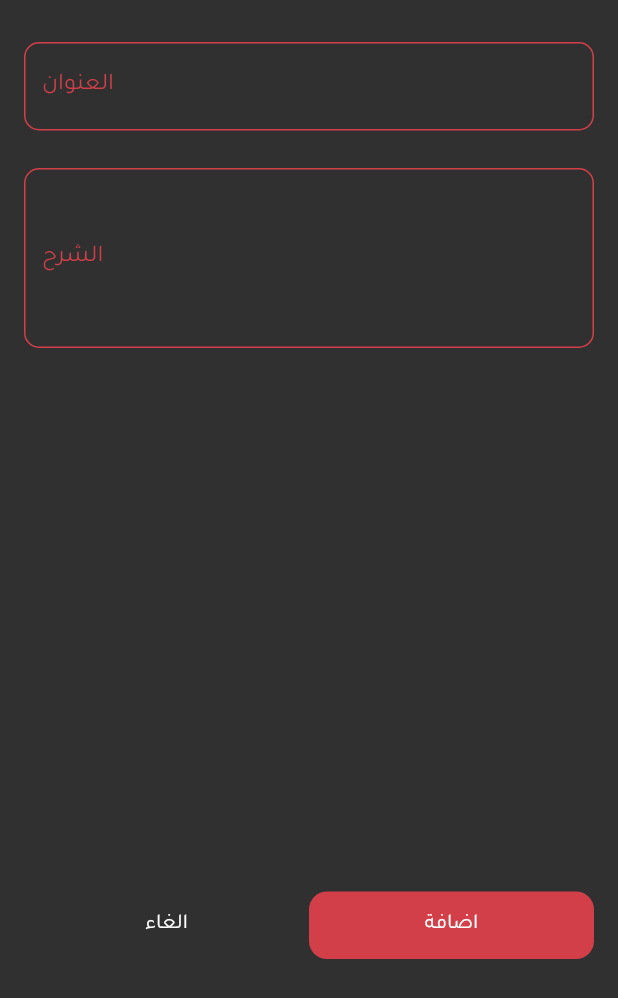
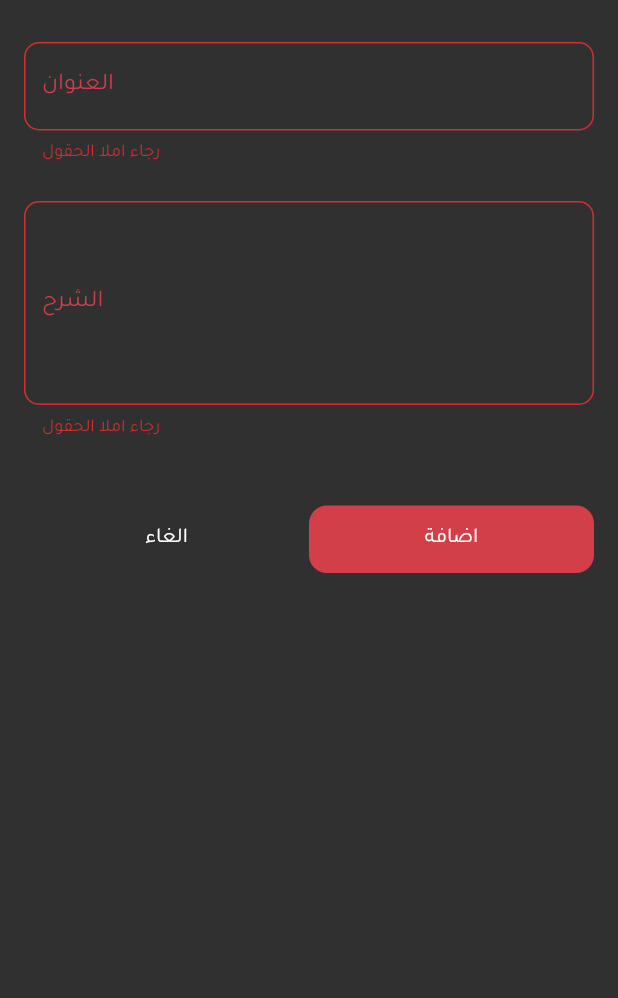
Before and after one commit to OmarIssa0/Notes_App_tow, a Flutter app: the ShowButtonSheet widget shown alone on an empty page, opened directly, after a tap on "اضافة", on a phone screen of 412 x 824 dp. Shown: the top 998 px of the screen. Run offline on Flutter 3.47's test engine with Material 2 defaults, Android fonts, the phone set to English and light mode, and no system bars; our stand-ins replace font_awesome_flutter.

Commit message:
done button sheet

```diff
--- a/lib/views/home_view.dart
+++ b/lib/views/home_view.dart
@@ -14,6 +14,9 @@ class NotesHomeView extends StatelessWidget {
         backgroundColor: const Color(0xffD33F49),
         onPressed: () {
           showModalBottomSheet(
+            shape: RoundedRectangleBorder(
+              borderRadius: BorderRadius.circular(16),
+            ),
             context: context,
             builder: (context) {
               return const ShowButtonSheet();
--- a/lib/widgets/custom_text_filed.dart
+++ b/lib/widgets/custom_text_filed.dart
@@ -21,7 +21,13 @@ class CustomTextFormField extends StatelessWidget {
     return TextFormField(
       onChanged: onChanged,
       onSaved: onSaved,
-      validator: (value) {},
+      validator: (value) {
+        if (value?.isEmpty ?? true) {
+          return 'رجاء املا الحقول';
+        } else {
+          return null;
+        }
+      },
       maxLines: maxLines,
       cursorColor: const Color(0xffD33F49),
       decoration: InputDecoration(
--- a/lib/widgets/showButtonSheet/custom_button.dart
+++ b/lib/widgets/showButtonSheet/custom_button.dart
@@ -1,12 +1,13 @@
-import 'dart:ui';
-
 import 'package:flutter/cupertino.dart';
+import 'show_button_sheet.dart';
 
 import 'text_button.dart';
 
 class CustomButton extends StatelessWidget {
-  const CustomButton({super.key});
+  const CustomButton({super.key, this.onTap});
 
+
+final Function()? onTap;
   @override
   Widget build(BuildContext context) {
     return Row(
@@ -20,7 +21,7 @@ class CustomButton extends StatelessWidget {
         TextButton(
           text: 'اضافة',
           color: const Color(0xffD33F49),
-          onTap: () {},
+          onTap: onTap,
         ),
       ],
     );
--- a/lib/widgets/showButtonSheet/show_button_sheet.dart
+++ b/lib/widgets/showButtonSheet/show_button_sheet.dart
@@ -3,41 +3,73 @@ import 'package:flutter/material.dart';
 import '../custom_text_filed.dart';
 import 'custom_button.dart';
 
-class ShowButtonSheet extends StatelessWidget {
+class ShowButtonSheet extends StatefulWidget {
   const ShowButtonSheet({super.key});
+
+  @override
+  State<ShowButtonSheet> createState() => _ShowButtonSheetState();
+}
+
+class _ShowButtonSheetState extends State<ShowButtonSheet> {
+  final GlobalKey<FormState> formKey = GlobalKey();
+  AutovalidateMode autovalidateMode = AutovalidateMode.disabled;
+  String? title, subtitle;
 
   @override
   Widget build(BuildContext context) {
     return Padding(
-      padding: const EdgeInsets.symmetric(horizontal: 16, vertical: 16),
+      padding: EdgeInsets.only(
+        left: 16,
+        top: 16,
+        right: 16,
+        bottom: MediaQuery.of(context).viewInsets.bottom,
+      ),
+      child: SingleChildScrollView(
+        child: Form(
+          key: formKey,
+          autovalidateMode: autovalidateMode,
           child: Column(
-        children: const [
-          SizedBox(
+            children: [
+              const SizedBox(
                 height: 12,
               ),
               CustomTextFormField(
                 hint: 'العنوان الرئيسي',
                 label: 'العنوان',
+                onSaved: (p0) {
+                  title = p0;
+                },
               ),
-          SizedBox(
+              const SizedBox(
                 height: 25,
               ),
               CustomTextFormField(
+                onSaved: (p0) {
+                  subtitle = p0;
+                },
                 hint: 'الملخص',
                 label: 'الشرح',
-            maxLines: 5,
+                maxLines: 6,
               ),
-          SizedBox(
-            height: 25,
+              const SizedBox(
+                height: 45,
               ),
-          Spacer(
-            flex: 2,
+              CustomButton(
+                onTap: () {
+                  if (formKey.currentState!.validate()) {
+                    formKey.currentState!.save();
+                  } else {
+                    autovalidateMode = AutovalidateMode.always;
+                    setState(() {});
+                  }
+                },
               ),
-          CustomButton(),
-          Spacer(
-            flex: 1,
-          )
+              const SizedBox(
+                height: 20,
+              ),
             ],
+          ),
+        ),
       ),
     );
   }
```
Lines whose indentation alone changed are shown as unchanged.
